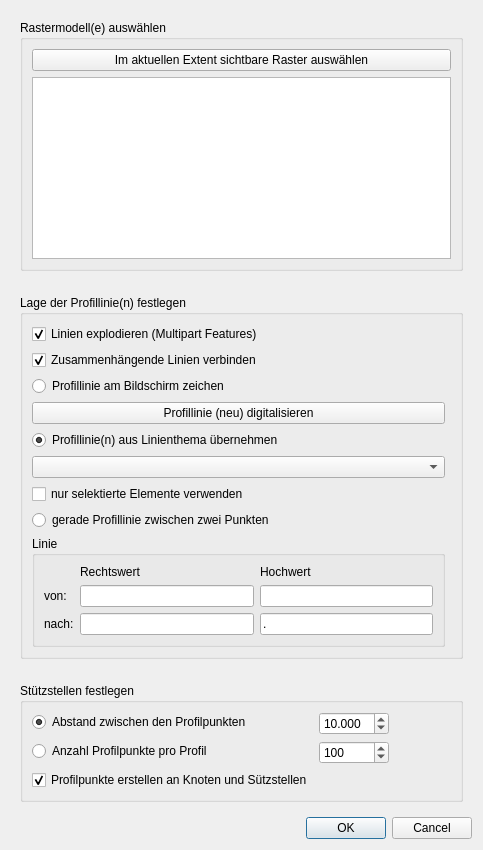
Above: VoGISProfilToolMain/ui/ui_vogisprofiltoolmain.ui from BergWerkGIS/VoGIS-Profil-Tool before the change. Below: the same form after it.
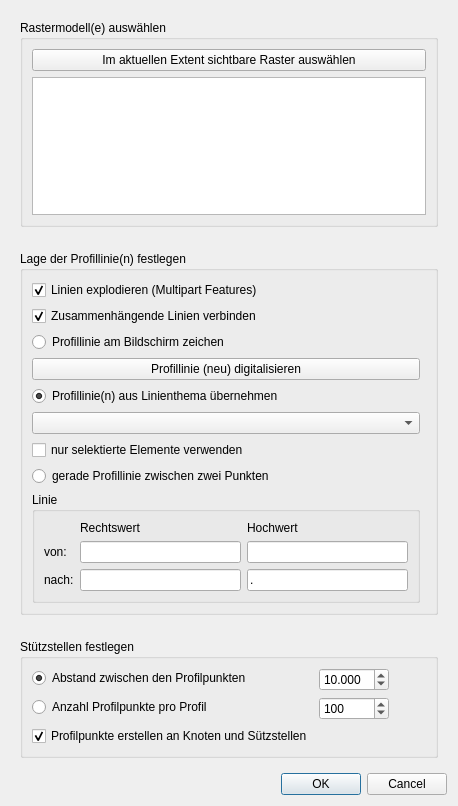
That is the form after the change.

Patch:
```diff
--- a/VoGISProfilToolMain/ui/ui_vogisprofiltoolmain.ui
+++ b/VoGISProfilToolMain/ui/ui_vogisprofiltoolmain.ui
@@ -6,10 +6,16 @@
    <rect>
     <x>0</x>
     <y>0</y>
-    <width>483</width>
-    <height>850</height>
+    <width>458</width>
+    <height>806</height>
    </rect>
   </property>
+  <property name="sizePolicy">
+   <sizepolicy hsizetype="Minimum" vsizetype="Minimum">
+    <horstretch>0</horstretch>
+    <verstretch>0</verstretch>
+   </sizepolicy>
+  </property>
   <property name="windowTitle">
    <string>VoGISProfilToolMain</string>
   </property>
```
